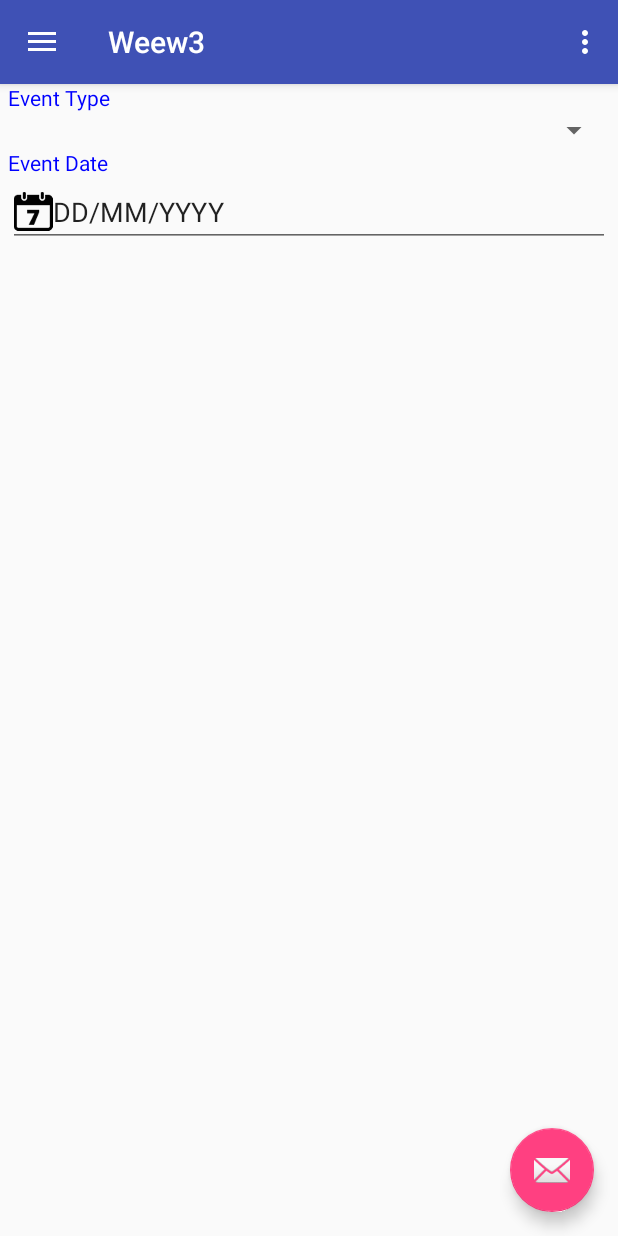
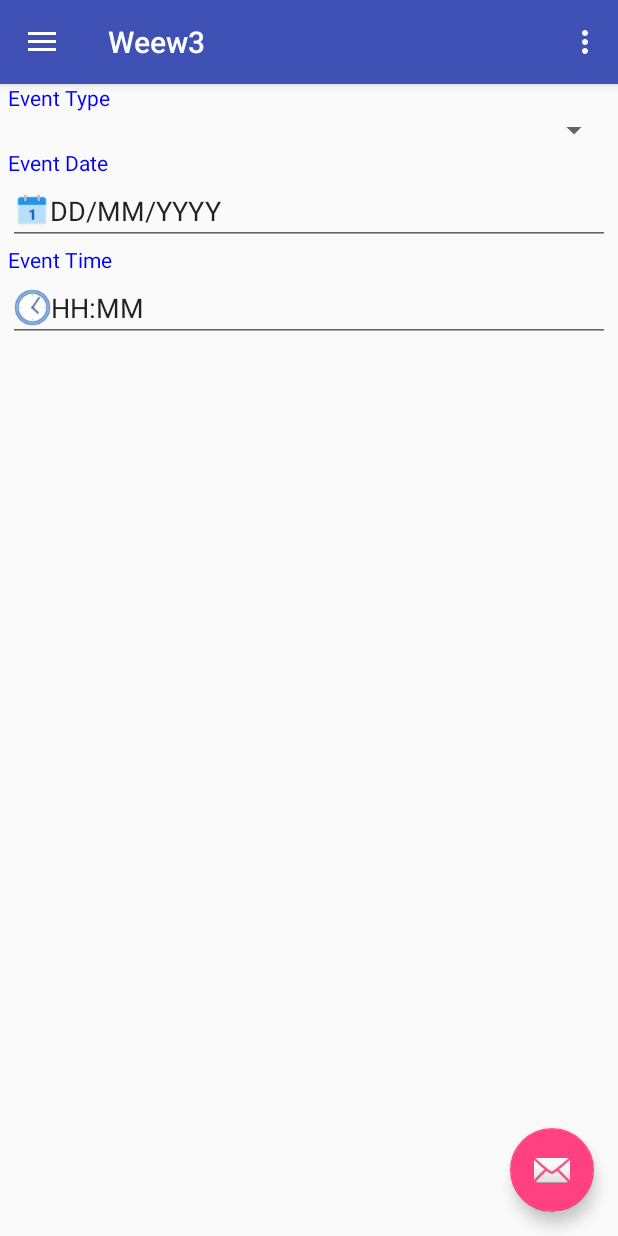
Before and after one commit to melyaman/Weew, an Android app: the screen it shows after launch (MainActivity), in the side drawer, after a tap on "create Event", on a phone screen of 412 x 824 dp. Run offline under Robolectric (Android 15) with nearby library versions, the light colour scheme and no system bars.

Commit message:
added time picker dialog (Create fragment)

```diff
--- a/app/src/main/res/layout/fragment_create.xml
+++ b/app/src/main/res/layout/fragment_create.xml
@@ -40,9 +40,25 @@
         android:ems="10"
         android:id="@+id/eventDateText"
         android:focusable="false"
-        android:drawableLeft="@drawable/calendar_icon"
+        android:drawableLeft="@drawable/ic_calendar"
         android:layout_below="@id/text_event_date"/>
-
+    <TextView
+        android:text="Event Time"
+        android:textColor="#0000FF"
+        android:layout_width="match_parent"
+        android:layout_height="wrap_content"
+        android:id="@+id/text_event_time"
+        android:layout_below="@id/eventDateText"/>
+    <EditText
+        android:layout_width="match_parent"
+        android:layout_height="wrap_content"
+        android:inputType="textPersonName"
+        android:text="HH:MM"
+        android:ems="10"
+        android:id="@+id/eventTimeText"
+        android:focusable="false"
+        android:drawableLeft="@drawable/ic_clock"
+        android:layout_below="@id/text_event_time"/>
 
 
 </RelativeLayout>
```
Also changed, not shown: app/src/main/java/preferences/android/eurecom/fr/weew3/Create.java (+27 -1 lines), app/src/main/res/drawable-hdpi/ic_calendar.png (added), app/src/main/res/drawable-hdpi/ic_clock.png (added), app/src/main/res/drawable-mdpi/ic_calendar.png (added), app/src/main/res/drawable-mdpi/ic_clock.png (added), app/src/main/res/drawable-xhdpi/ic_calendar.png (added), app/src/main/res/drawable-xhdpi/ic_clock.png (added), app/src/main/res/drawable-xxhdpi/ic_calendar.png (added), app/src/main/res/drawable-xxhdpi/ic_clock.png (added), app/src/main/res/drawable-xxxhdpi/ic_calendar.png (added), app/src/main/res/drawable-xxxhdpi/ic_clock.png (added).
